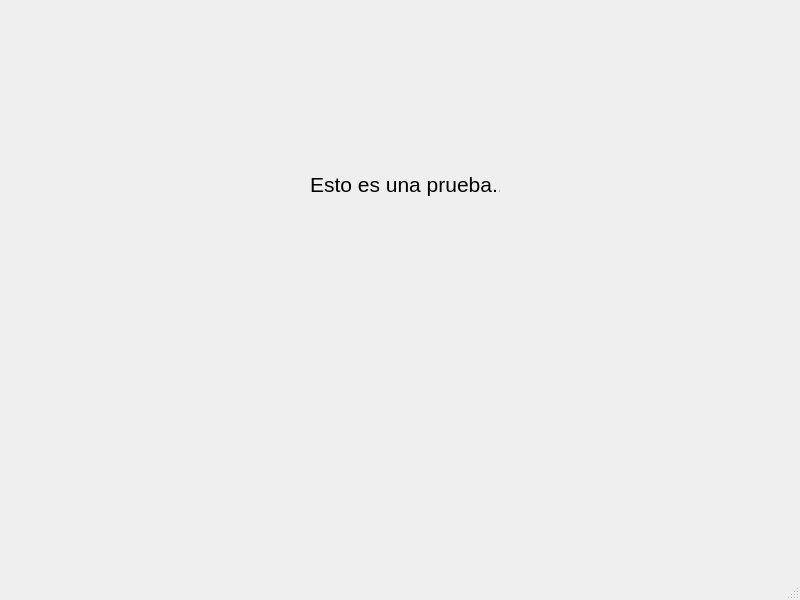
This is mainwindow.ui in jesuspaz3000/RegistrosMedicos as Qt 5 draws it before an edit. The edited form follows.
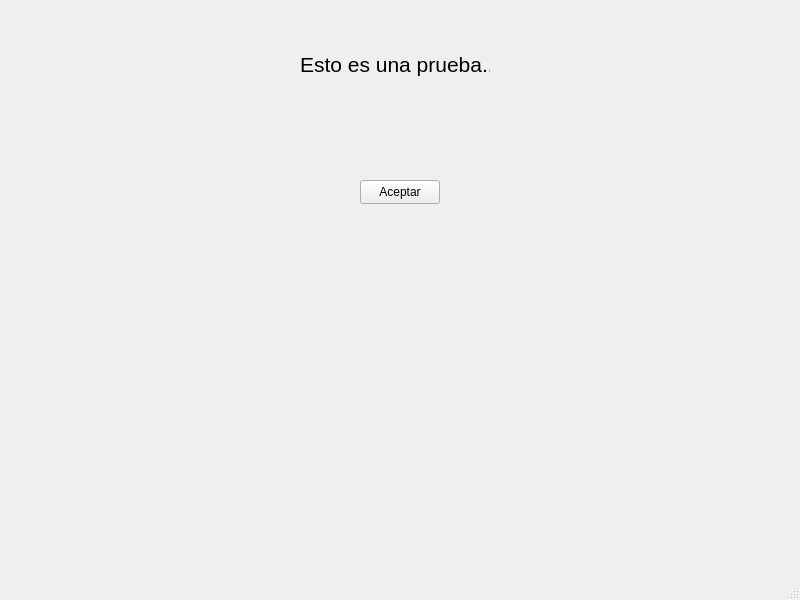
This is the edited form.

Diff of the .ui file:
```diff
--- a/mainwindow.ui
+++ b/mainwindow.ui
@@ -17,8 +17,8 @@
    <widget class="QLabel" name="label">
     <property name="geometry">
      <rect>
-      <x>310</x>
-      <y>170</y>
+      <x>300</x>
+      <y>50</y>
       <width>190</width>
       <height>28</height>
      </rect>
@@ -32,6 +32,19 @@
      <string>Esto es una prueba...</string>
     </property>
    </widget>
+   <widget class="QPushButton" name="pushButton">
+    <property name="geometry">
+     <rect>
+      <x>360</x>
+      <y>180</y>
+      <width>80</width>
+      <height>24</height>
+     </rect>
+    </property>
+    <property name="text">
+     <string>Aceptar</string>
+    </property>
+   </widget>
   </widget>
   <widget class="QMenuBar" name="menubar">
    <property name="geometry">
```
